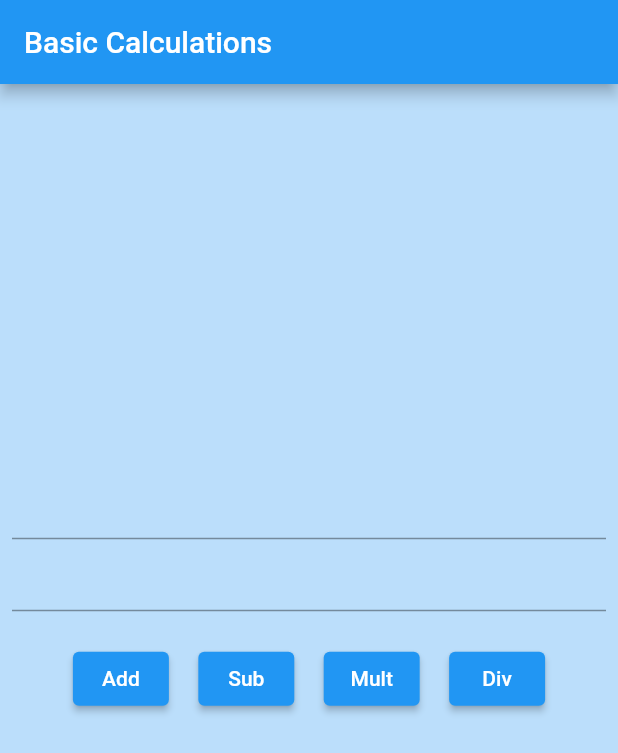
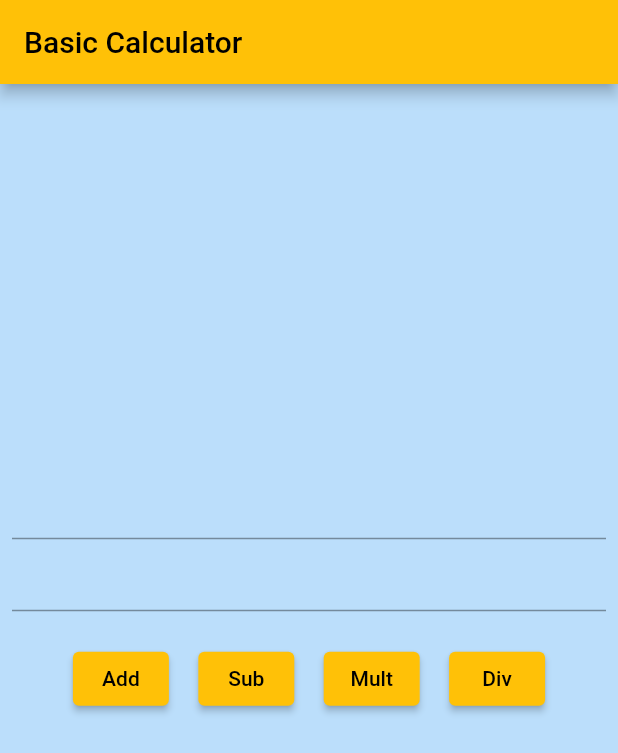
Before and after one commit to prateekp273/calculator_by_using_flutter, a Flutter app: the screen it shows after launch, on a phone screen of 412 x 824 dp. Shown: the top 753 px of the screen. Run offline on Flutter 3.47's test engine with Material 2 defaults, Android fonts, the phone set to English and light mode, and no system bars.

Commit message:
This is my second commit

```diff
--- a/lib/main.dart
+++ b/lib/main.dart
@@ -11,7 +11,7 @@ class FlutterApp extends StatelessWidget {
     return MaterialApp(
       title: "FlutterApp",
       debugShowCheckedModeBanner: false,
-      theme: ThemeData(primarySwatch: Colors.blue),
+      theme: ThemeData(primarySwatch: Colors.amber),
       home: const DashBoardScreen(),
     );
   }
@@ -34,7 +34,7 @@ class _DashBoardScreenState extends State<DashBoardScreen> {
   Widget build(BuildContext context) {
     return Scaffold(
       appBar: AppBar(
-        title: const Text('Basic Calculations'),
+        title: const Text('Basic Calculator'),
       ),
       body: Container(
         color: Colors.blue.shade100,
```
